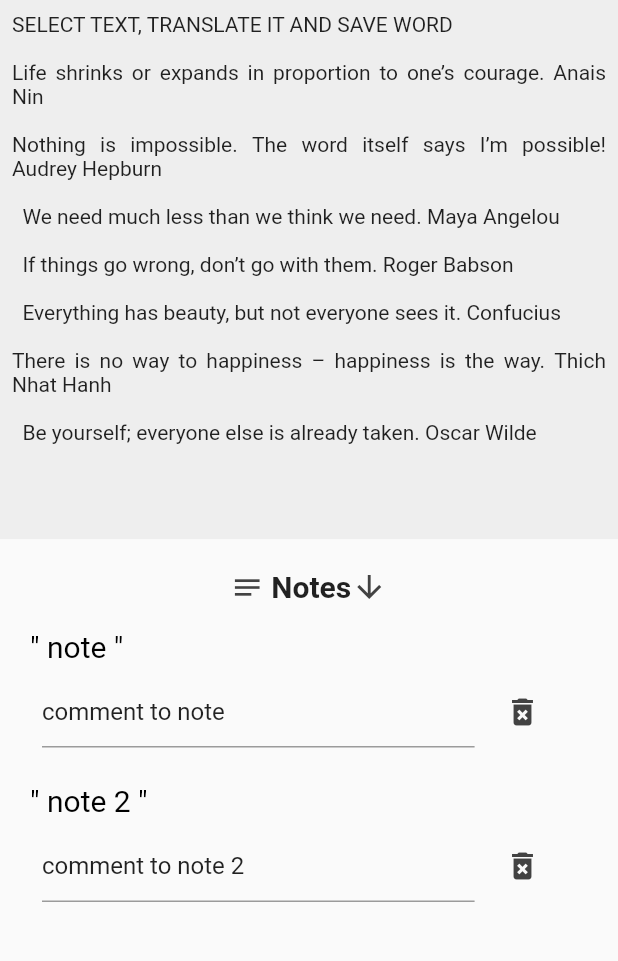
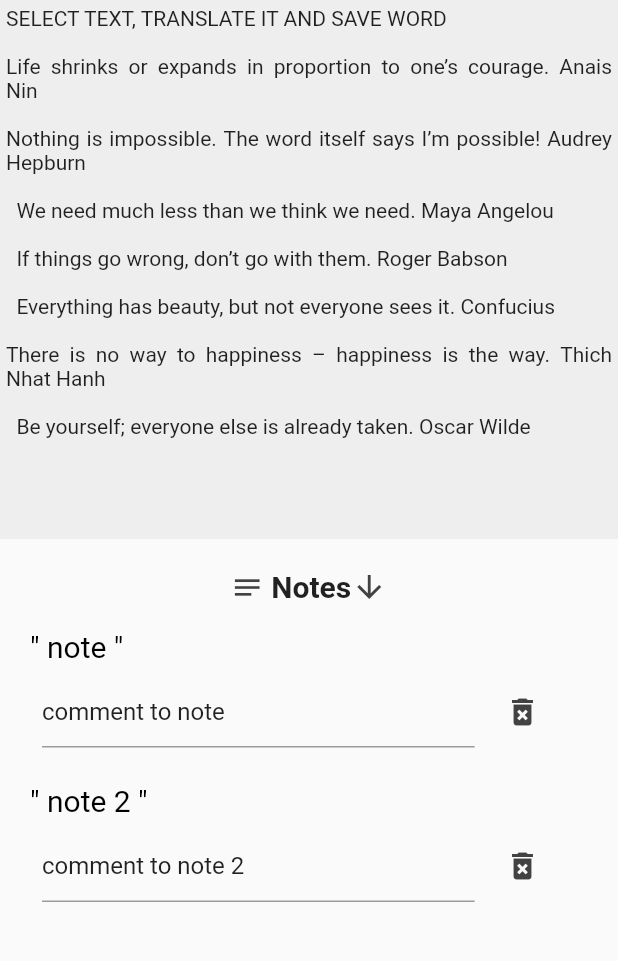
Before and after one commit to IvanShaptalov/FlashCardsReader, a Flutter app: the ViewTextBook screen opened directly, after a tap on the "web stories" icon, after a tap on the "notes" icon, on a phone screen of 412 x 824 dp, the part 84-1045 px from its top. Run offline on Flutter 3.47's test engine with Material 2 defaults, Android fonts, the phone set to English and light mode, and no system bars; drawn by our look-alikes of overlay_support; our stand-ins replace bloc, flutter_bloc, flutter_spinkit, flutter_staggered_animations, flutter_tts, hive and 6 more; missing offline and left inert: device_information, external_path, fb2_parse, flutter_cached_pdfview, flutter_dialogs, intro and 4 more; accounts and stored records are empty.

Commit message:
feat(): added edgeinsets to updatefont size

```diff
--- a/lib/bloc/providers/book_pagination_provider.dart
+++ b/lib/bloc/providers/book_pagination_provider.dart
@@ -79,12 +79,12 @@ class BookPaginationProvider {
       style: getBookTextStyle,
     );
     final textPainter = TextPainter(
-      // textAlign: TextAlign.justify,
+      textAlign: TextAlign.start,
       text: textSpan,
       textDirection: TextDirection.ltr,
     );
     textPainter.layout(
-      minWidth: 0,
+      minWidth: pageSize.width,
       maxWidth: pageSize.width,
     );
 
@@ -102,7 +102,7 @@ class BookPaginationProvider {
       final bottom = line.baseline + line.descent;
 
       // Current line overflow page
-      if (currentPageBottom < bottom) {
+      if (currentPageBottom <= bottom) {
         // https://stackoverflow.com/questions/56943994/how-to-get-the-raw-text-from-a-flutter-textbox/56943995#56943995
         currentPageEndIndex =
             textPainter.getPositionForOffset(Offset(left, top)).offset;
--- a/lib/views/reader/open_books/bottom_sheet_widget.dart
+++ b/lib/views/reader/open_books/bottom_sheet_widget.dart
@@ -129,7 +129,8 @@ class BottomSheetWidgetState extends State<BottomSheetWidget> {
                   newFontFamily: _dropDownValue.replaceAll(' ', '_'),
                   newFontSize: _fontSize,
                   context: context,
-                  pageSize: SizeConfig.size(context),
+                  pageSize:
+                      SizeConfig.size(context, edgeInsets: EdgeInsets.all(10)),
                 );
                 debugPrintIt('TO');
                 debugPrintIt('${BookPaginationProvider.currentPage}');
@@ -141,7 +142,6 @@ class BottomSheetWidgetState extends State<BottomSheetWidget> {
                     fontWeight: FontWeight.normal,
                     fontFamily: _dropDownValue);
                 widget.onClickedConfirm();
-
               }),
             ],
           )
--- a/lib/views/reader/open_books/view_text.dart
+++ b/lib/views/reader/open_books/view_text.dart
@@ -215,9 +215,7 @@ class _ViewTextBookState extends State<ViewTextBook> {
           /// =====================[SETUP PAGES]
           if (BookPaginationProvider.needToUpdatePagesFromUI) {
             BookPaginationProvider.initPages(
-                SizeConfig.size(
-                  context,edgeInsets: EdgeInsets.all(8)
-                ),
+                SizeConfig.size(context, edgeInsets: EdgeInsets.all(10)),
                 context);
           }
 
@@ -320,17 +318,13 @@ class _PaginatorState extends State<Paginator> {
             physics: const PageScrollPhysics(),
             itemCount: BookPaginationProvider.upperBoundPage.toInt(),
             itemBuilder: (BuildContext context, int index) {
-              return LimitedBox(
-                maxWidth: 100,
-                maxHeight: 10,
-                child: Padding(
-                  padding: const EdgeInsets.all(8.0),
-                  child: Text(
-                    BookPaginationProvider.pages[index].toString(),
-                    textAlign: TextAlign.justify,
-                    textDirection: TextDirection.ltr,
-                    style: BookPaginationProvider.getBookTextStyle,
-                  ),
+              return Padding(
+                padding: const EdgeInsets.all(4.0),
+                child: Text(
+                  BookPaginationProvider.pages[index].toString(),
+                  textAlign: TextAlign.justify,
+                  textDirection: TextDirection.ltr,
+                  style: BookPaginationProvider.getBookTextStyle,
                 ),
               );
             },
```
